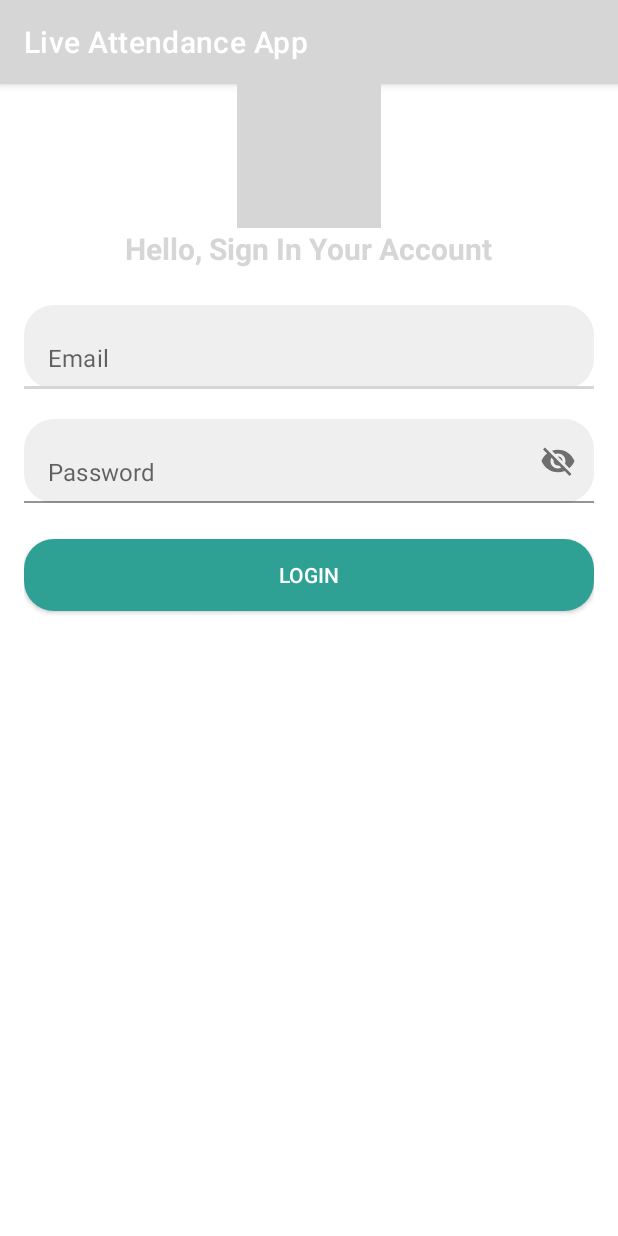
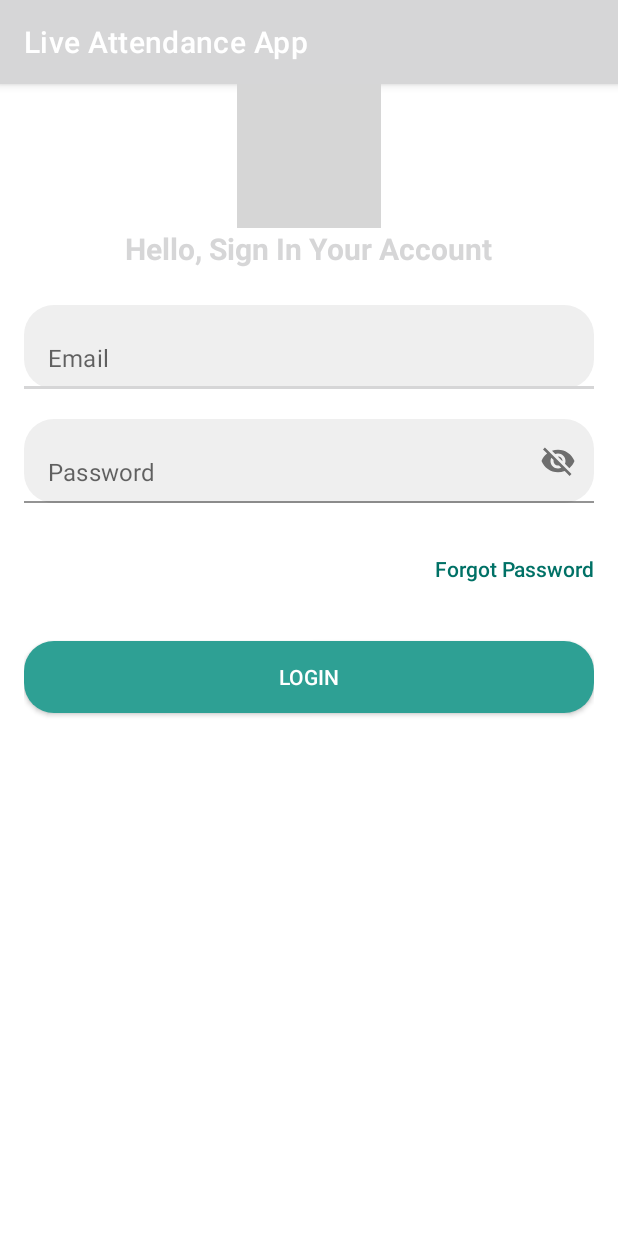
Before and after one commit to syofyanzuhad/attendance-android-codepolitan, an Android app: the LoginActivity screen opened directly, with no data from a screen before it, on a phone screen of 412 x 824 dp. Run offline under Robolectric (Android 15) with nearby library versions, the phone set to English and light mode, and no system bars; grey boxes are pictures that could not be loaded.

Commit message:
ui: forgot-password-pages

```diff
--- a/app/src/main/AndroidManifest.xml
+++ b/app/src/main/AndroidManifest.xml
@@ -9,7 +9,8 @@
         android:roundIcon="@mipmap/ic_launcher_round"
         android:supportsRtl="true"
         android:theme="@style/Theme.LiveAttendanceApp">
-        <activity android:name=".views.login.LoginActivity"></activity>
+        <activity android:name=".views.forgotpass.ForgotPasswordActivity"></activity>
+        <activity android:name=".views.login.LoginActivity" />
         <activity android:name=".views.splash.SplashActivity" />
         <activity android:name=".MainActivity">
             <intent-filter>
--- a/app/src/main/res/layout/activity_login.xml
+++ b/app/src/main/res/layout/activity_login.xml
@@ -66,6 +66,17 @@
         </com.google.android.material.textfield.TextInputLayout>
 
         <androidx.appcompat.widget.AppCompatButton
+            android:id="@+id/btn_forgot_password"
+            android:layout_width="wrap_content"
+            android:layout_height="wrap_content"
+            android:background="@android:color/transparent"
+            android:textAllCaps="false"
+            android:textColor="@color/colorPrimaryDark"
+            android:layout_gravity="end"
+            android:text="@string/forgot_password"
+            android:layout_marginTop="20dp"/>
+
+        <androidx.appcompat.widget.AppCompatButton
             android:id="@+id/btn_login"
             android:layout_width="match_parent"
             android:layout_height="wrap_content"
--- a/app/src/main/res/values/strings.xml
+++ b/app/src/main/res/values/strings.xml
@@ -4,4 +4,5 @@
     <string name="email">Email</string>
     <string name="password">Password</string>
     <string name="login">Login</string>
+    <string name="forgot_password">Forgot Password</string>
 </resources>
```
Also changed, not shown: app/src/main/java/com/example/liveattendanceapp/views/forgotpass/ForgotPasswordActivity.kt (added, +23 -0 lines), app/src/main/res/layout/activity_forgot_password.xml (added, +61 -0 lines), app/src/main/res/values/styles.xml (added, +9 -0 lines).
